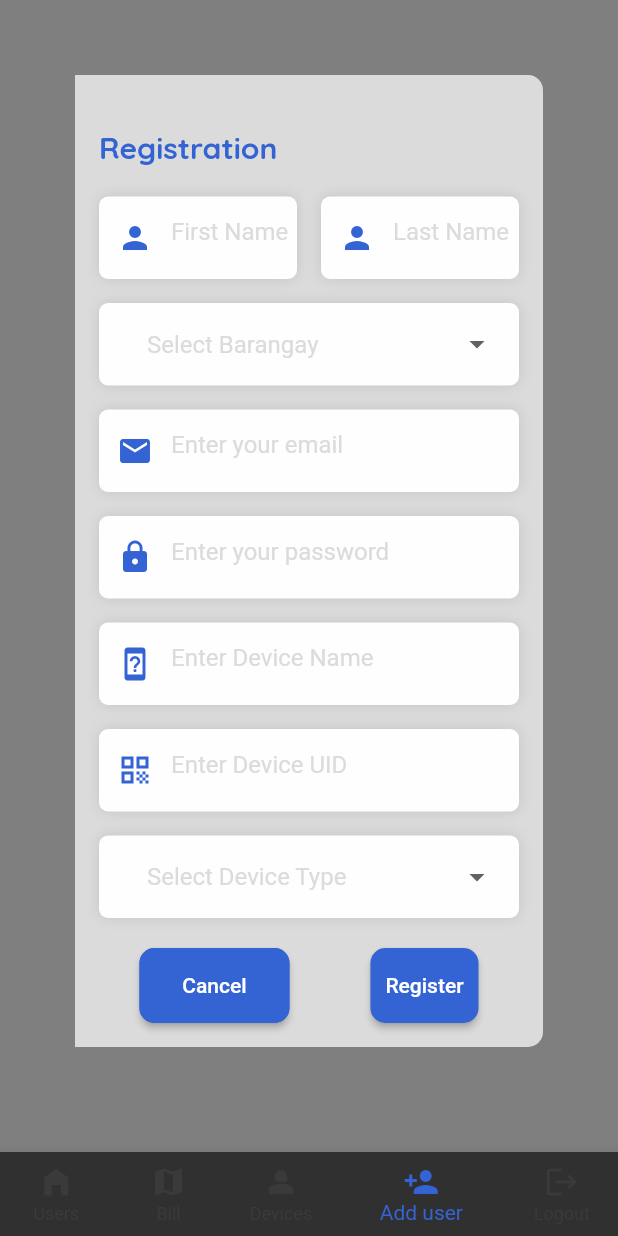
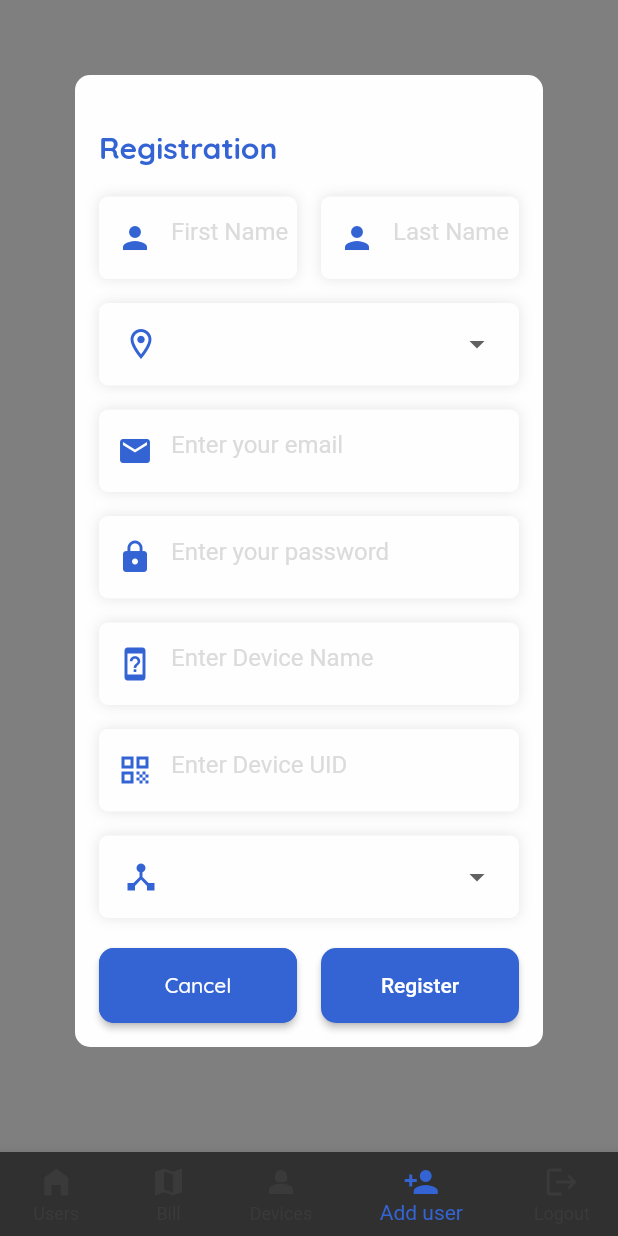
Before and after one commit to Timmy-123-pintor/WaTEErWise, a Flutter app: the screen it shows once a user with an empty profile is signed in, item 4 of the bottom bar chosen, on a phone screen of 412 x 824 dp. Run offline on Flutter 3.47's test engine with Material 2 defaults, Android fonts, the phone set to English and light mode, and no system bars; drawn by our look-alikes of dropdown_button2; our stand-ins replace cloud_firestore, firebase_auth, firebase_core, firebase_database, fl_chart, google_fonts and 3 more; accounts and stored records are empty; network calls fail.

Commit message:
Fixed errors in user registration

```diff
--- a/waterwiseweb/lib/components/Registration/user_registration.dart
+++ b/waterwiseweb/lib/components/Registration/user_registration.dart
@@ -37,6 +37,7 @@ class _AddUserState extends State<AddUser> {
     'Sitio Kaimito, Lawaan II',
   ];
   String? selectedDeviceType;
+  String? selectedLocation;
 
   @override
   void dispose() {
@@ -76,20 +77,29 @@ class _AddUserState extends State<AddUser> {
                 if (isDesktop(context))
                   Container(
                     width: MediaQuery.of(context).size.width / 3,
-                    height: MediaQuery.of(context).size.height / 1.5,
-                    decoration: const BoxDecoration(
+                    height: MediaQuery.of(context).size.height / 1,
+                    decoration: BoxDecoration(
                       color: tBlue,
-                      borderRadius: BorderRadius.only(
+                      borderRadius: const BorderRadius.only(
                         topLeft: Radius.circular(10),
                         bottomLeft: Radius.circular(10),
                       ),
+                      boxShadow: [
+                        BoxShadow(
+                          color: Colors.black.withOpacity(0.2),
+                          spreadRadius: 4,
+                          blurRadius: 10,
+                          offset: const Offset(0, 4),
+                        ),
+                      ],
                     ),
                     child: Column(
+                      mainAxisAlignment: MainAxisAlignment.center,
                       children: [
                         Text(
                           'WaterWise+',
                           style: GoogleFonts.quicksand(
-                            textStyle: waterWhite,
+                            textStyle: waterWhite.copyWith(fontSize: 28),
                           ),
                         ),
                       ],
@@ -99,11 +109,8 @@ class _AddUserState extends State<AddUser> {
                   child: Container(
                     padding: const EdgeInsets.all(16),
                     decoration: const BoxDecoration(
-                      color: tGray,
-                      borderRadius: BorderRadius.only(
-                        topRight: Radius.circular(10),
-                        bottomRight: Radius.circular(10),
-                      ),
+                      color: tWhite,
+                      borderRadius: BorderRadius.all(Radius.circular(10)),
                     ),
                     child: SingleChildScrollView(
                       child: Column(
@@ -144,10 +151,10 @@ class _AddUserState extends State<AddUser> {
                             items: locations,
                             onChanged: (String? value) {
                               setState(() {
-                                selectedDeviceType = value;
+                                selectedLocation = value;
                               });
                             },
-                            value: selectedDeviceType,
+                            value: selectedLocation,
                             icon: Icons.location_on_outlined,
                           ),
                           const SizedBox(height: 16),
@@ -187,10 +194,11 @@ class _AddUserState extends State<AddUser> {
                             icon: Icons.device_hub,
                           ),
                           const SizedBox(height: 20),
-                          Row(
-                            mainAxisAlignment: MainAxisAlignment.spaceAround,
-                            children: [
-                              _buildButton(
+                          Row(children: [
+                            Expanded(
+                              child: Padding(
+                                padding: const EdgeInsets.only(right: 8.0),
+                                child: _buildButton(
                                   text: 'Cancel',
                                   onPressed: () {
                                     Navigator.push(
@@ -201,10 +209,17 @@ class _AddUserState extends State<AddUser> {
                                     );
                                   },
                                   color: tBlue,
+                                  textColor: tWhite,
                                 ),
-                              _buildRegisterButton(context),
-                            ],
                               ),
+                            ),
+                            Expanded(
+                              child: Padding(
+                                padding: const EdgeInsets.only(left: 8.0),
+                                child: _buildRegisterButton(context),
+                              ),
+                            ),
+                          ]),
                         ],
                       ),
                     ),
@@ -280,13 +295,14 @@ class _AddUserState extends State<AddUser> {
       ),
       child: Row(
         children: [
+          Icon(icon, color: tBlue),
           Expanded(
             child: DropdownButtonHideUnderline(
               child: DropdownButton2<String>(
                 isExpanded: true,
                 hint: Text(
                   hint,
-                  style: const TextStyle(color: tGray),
+                  style: const TextStyle(color: tWhite),
                   overflow: TextOverflow.ellipsis,
                 ),
                 items: items.map((String item) {
@@ -294,7 +310,7 @@ class _AddUserState extends State<AddUser> {
                     value: item,
                     child: Text(
                       item,
-                      style: const TextStyle(color: tBlack),
+                      style: const TextStyle(color: tBlue),
                       overflow: TextOverflow.ellipsis,
                     ),
                   );
@@ -314,19 +330,26 @@ class _AddUserState extends State<AddUser> {
     required String text,
     required VoidCallback onPressed,
     required Color color,
+    required Color textColor,
   }) {
     return ElevatedButton(
       onPressed: onPressed,
       style: ElevatedButton.styleFrom(
         backgroundColor: color,
         side: BorderSide(color: color, width: 2),
-        minimumSize: const Size(100, 50),
+        minimumSize: const Size(double.infinity, 50), // Updated this line
         padding: const EdgeInsets.all(10),
         shape: RoundedRectangleBorder(
           borderRadius: BorderRadius.circular(10),
         ),
       ),
-      child: Text(text),
+      child: Text(
+        text,
+        style: TextStyle(
+          color: textColor,
+          fontFamily: 'Quicksand',
+        ),
+      ),
     );
   }
 
@@ -342,6 +365,7 @@ class _AddUserState extends State<AddUser> {
           final deviceName = _deviceNameController.text.trim();
           final deviceUID = _deviceUIDController.text.trim();
           final deviceType = selectedDeviceType;
+          final location = selectedLocation;
 
           try {
             var response = await http.post(
@@ -354,6 +378,7 @@ class _AddUserState extends State<AddUser> {
                 'lastName': lastName,
                 'email': email,
                 'password': password,
+                'location': location,
                 'device': {
                   'name': deviceName,
                   'uid': deviceUID,
```
Lines whose indentation alone changed are shown as unchanged.
